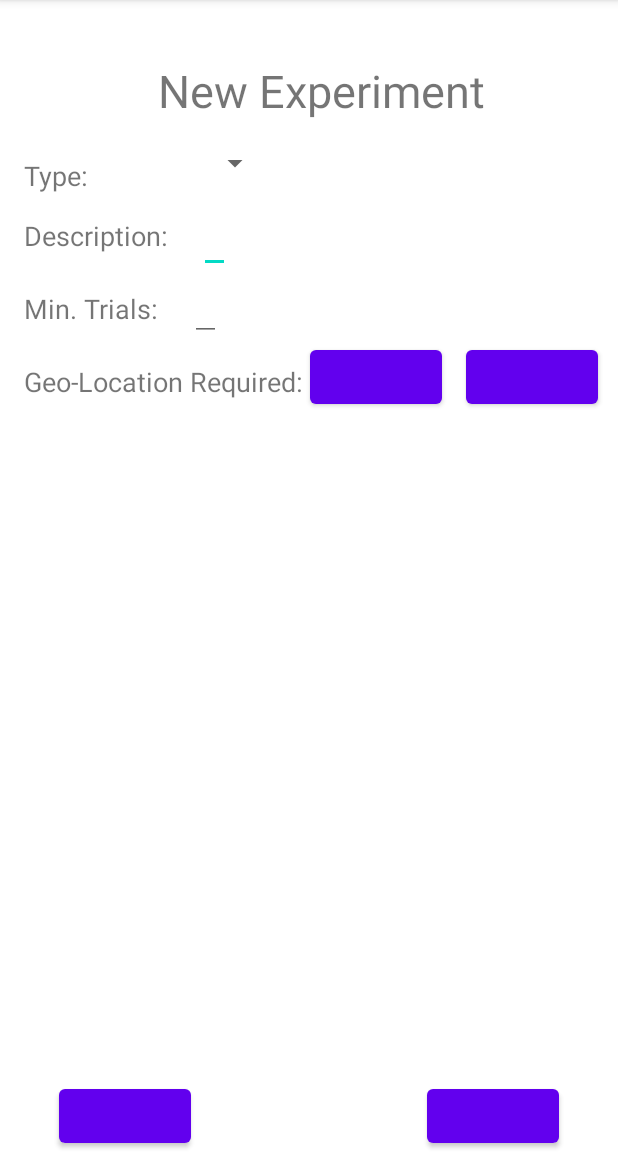
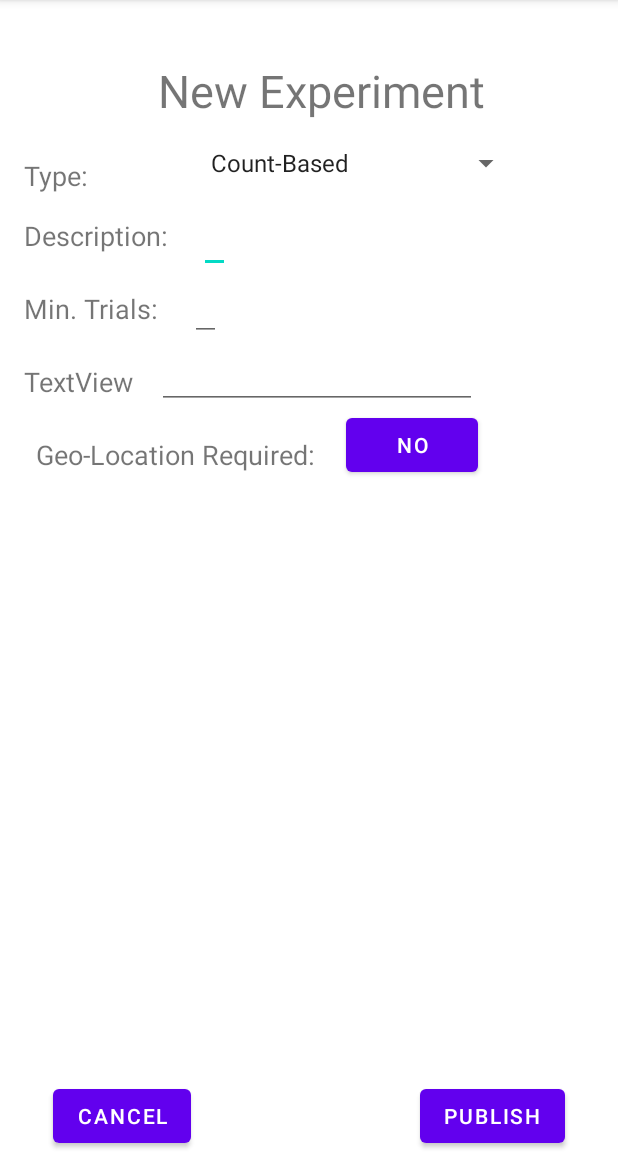
Before and after one commit to CMPUT301W21T27/betterTrialBook, an Android app: the ExperimentViewActivity screen opened directly, with no data from a screen before it, on a phone screen of 412 x 824 dp, the part 84-1236 px from its top. Run offline under Robolectric (Android 15) with nearby library versions, the phone set to English and light mode, and no system bars.

Commit message:
creating experiment without writing to database

```diff
--- a/code/app/src/main/java/com/example/bettertrialbook/ExperimentViewActivity.java
+++ b/code/app/src/main/java/com/example/bettertrialbook/ExperimentViewActivity.java
@@ -3,6 +3,21 @@ package com.example.bettertrialbook;
 import androidx.appcompat.app.AppCompatActivity;
 
 import android.os.Bundle;
+import android.view.View;
+import android.widget.ArrayAdapter;
+import android.widget.Button;
+import android.widget.EditText;
+import android.widget.Spinner;
+import android.widget.Toast;
+
+import com.example.bettertrialbook.dal.ExperimentDAL;
+
+
+// TODO:
+/*
+- Testing
+- Add the experiment to the database, delete from the database
+ */
 
 public class ExperimentViewActivity extends AppCompatActivity {
 
@@ -10,5 +25,66 @@ public class ExperimentViewActivity extends AppCompatActivity {
     protected void onCreate(Bundle savedInstanceState) {
         super.onCreate(savedInstanceState);
         setContentView(R.layout.activity_experiment_view);
+
+        // based on https://developer.android.com/guide/topics/ui/controls/spinner
+        Spinner typeSpinner = findViewById(R.id.type_Spinner);
+        ArrayAdapter<CharSequence> adapter = ArrayAdapter.createFromResource(this,
+                R.array.experimentTypes, android.R.layout.simple_spinner_item);
+        // Specify the layout to use when the list of choices appears
+        adapter.setDropDownViewResource(android.R.layout.simple_spinner_dropdown_item);
+        // Apply the adapter to the spinner
+        typeSpinner.setAdapter(adapter);
+
+
+
+        EditText descriptionEdit = findViewById(R.id.description_editText);
+        EditText minTrialsEdit = findViewById(R.id.mintrials_editText);
+        EditText regionEdit = findViewById(R.id.region_editText);
+
+        Button geoLocationButton = findViewById(R.id.geolocation_button);
+
+        geoLocationButton.setOnClickListener(new View.OnClickListener() {
+            @Override
+            public void onClick(View view) {
+                if (geoLocationButton.getText() == "No") {
+                    geoLocationButton.setText("Yes");
+                } else {
+                    geoLocationButton.setText("No");
+                }
+            }
+        });
+
+        Button cancelButton = findViewById(R.id.cancel_button);
+        cancelButton.setOnClickListener(new View.OnClickListener() {
+            @Override
+            public void onClick(View view) {
+                finish();
+            }
+        });
+
+        Button publishButton = findViewById(R.id.publish_button);
+        publishButton.setOnClickListener(new View.OnClickListener() {
+            @Override
+            public void onClick(View view) {
+                // get all the input
+                if (descriptionEdit.getText().length() > 0 && minTrialsEdit.getText().length() > 0 && typeSpinner.getSelectedItem().toString().length() > 0) {
+                    Boolean geoLocation;
+                    if (geoLocationButton.getText() == "No") {
+                        geoLocation = false;
+                    } else {
+                        geoLocation = true;
+                    }
+                    ExperimentDAL experimentDAL = new ExperimentDAL();
+                    experimentDAL.addExperiment(descriptionEdit.getText().toString(), regionEdit.getText().toString(),
+                            typeSpinner.getSelectedItem().toString(), Integer.parseInt(minTrialsEdit.getText().toString()), geoLocation);
+
+                } else {
+                    Toast toast = Toast.makeText(getApplicationContext(), "Please fill out all fields", Toast.LENGTH_LONG);
+                    toast.show();
+                }
+            }
+        });
+
+
     }
 }
--- a/code/app/src/main/java/com/example/bettertrialbook/dal/ExperimentDAL.java
+++ b/code/app/src/main/java/com/example/bettertrialbook/dal/ExperimentDAL.java
@@ -1,4 +1,8 @@
 package com.example.bettertrialbook.dal;
 
 public class ExperimentDAL {
+
+    public void addExperiment(String description, String region, String trialType, int minTrials, Boolean geoLocationRequired) {
+
+    }
 }
--- a/code/app/src/main/res/layout/activity_experiment_view.xml
+++ b/code/app/src/main/res/layout/activity_experiment_view.xml
@@ -95,35 +95,47 @@
     </EditText>
 
     <TextView
-        android:id="@+id/geolocation_Text"
+        android:id="@+id/region_text"
         android:layout_width="wrap_content"
         android:layout_height="wrap_content"
         android:layout_marginStart="16dp"
         android:layout_marginTop="24dp"
+        android:text="TextView"
+        android:textSize="18sp"
+        app:layout_constraintStart_toStartOf="parent"
+        app:layout_constraintTop_toBottomOf="@+id/mintrials_Text" />
+
+    <EditText
+        android:id="@+id/region_editText"
+        android:layout_width="wrap_content"
+        android:layout_height="wrap_content"
+        android:layout_marginStart="16dp"
+        android:ems="10"
+        android:inputType="textPersonName"
+        app:layout_constraintStart_toEndOf="@+id/region_text"
+        app:layout_constraintTop_toBottomOf="@+id/mintrials_editText" />
+
+    <TextView
+        android:id="@+id/geolocation_Text"
+        android:layout_width="wrap_content"
+        android:layout_height="wrap_content"
+        android:layout_marginStart="24dp"
+        android:layout_marginTop="24dp"
         android:text="Geo-Location Required: "
         android:textSize="18sp"
         app:layout_constraintStart_toStartOf="parent"
-        app:layout_constraintTop_toBottomOf="@+id/mintrials_Text">
+        app:layout_constraintTop_toBottomOf="@+id/region_text">
 
     </TextView>
 
-
     <Button
-        android:id="@+id/geolocation_Yes"
+        android:id="@+id/geolocation_button"
         android:layout_width="wrap_content"
         android:layout_height="wrap_content"
         android:layout_marginStart="16dp"
-        app:layout_constraintStart_toEndOf="@+id/geolocation_No"
-        app:layout_constraintTop_toBottomOf="@+id/mintrials_editText">
-
-    </Button>
-
-    <Button
-        android:id="@+id/geolocation_No"
-        android:layout_width="wrap_content"
-        android:layout_height="wrap_content"
+        android:text="No"
         app:layout_constraintStart_toEndOf="@+id/geolocation_Text"
-        app:layout_constraintTop_toBottomOf="@+id/mintrials_editText">
+        app:layout_constraintTop_toBottomOf="@+id/region_editText">
 
     </Button>
 
@@ -133,7 +145,8 @@
         android:layout_height="wrap_content"
         app:layout_constraintBottom_toBottomOf="parent"
         app:layout_constraintEnd_toStartOf="@+id/publish_button"
-        app:layout_constraintStart_toStartOf="parent">
+        app:layout_constraintStart_toStartOf="parent"
+        android:text="Cancel">
 
     </Button>
 
@@ -144,8 +157,10 @@
         android:layout_marginStart="117dp"
         app:layout_constraintBottom_toBottomOf="parent"
         app:layout_constraintEnd_toEndOf="parent"
-        app:layout_constraintStart_toEndOf="@+id/cancel_button">
+        app:layout_constraintStart_toEndOf="@+id/cancel_button"
+        android:text="Publish">
 
     </Button>
 
+
 </androidx.constraintlayout.widget.ConstraintLayout>
--- a/code/app/src/main/res/values/strings.xml
+++ b/code/app/src/main/res/values/strings.xml
@@ -1,3 +1,10 @@
 <resources>
     <string name="app_name">betterTrialBook</string>
+
+    <string-array name="experimentTypes">
+        <item>Count-Based</item>
+        <item>Binomial</item>
+        <item>Non-Negative Integer</item>
+        <item>Measurement</item>
+    </string-array>
 </resources>
```
Also changed, not shown: code/app/src/main/java/com/example/bettertrialbook/Experiment.java (added, +38 -0 lines), code/app/src/main/java/com/example/bettertrialbook/ExperimentInfo.java (added, +55 -0 lines).
